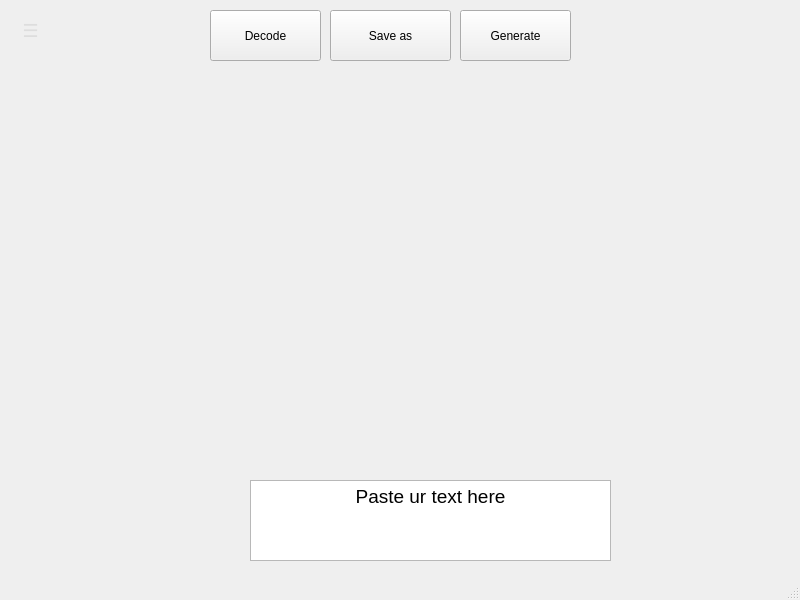
Qt form UI/mainwindow.ui (makss4315/QRGenerator_diploma_) before a commit.
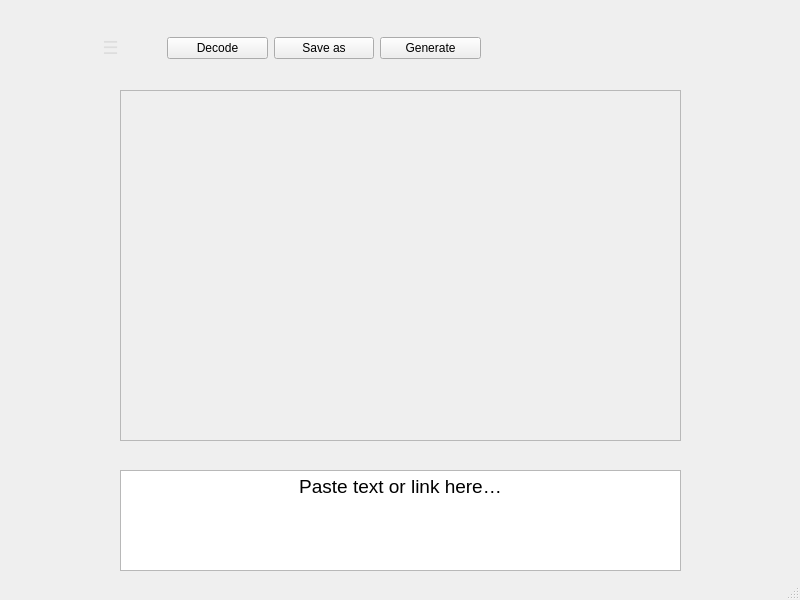
The same form after that commit. Icons and pictures are not drawn.

The edit to the form file:
```diff
--- a/UI/mainwindow.ui
+++ b/UI/mainwindow.ui
@@ -14,78 +14,13 @@
    <string>MainWindow</string>
   </property>
   <widget class="QWidget" name="centralwidget">
-   <widget class="QPushButton" name="saveButton">
-    <property name="geometry">
-     <rect>
-      <x>330</x>
-      <y>10</y>
-      <width>121</width>
-      <height>51</height>
-     </rect>
-    </property>
-    <property name="text">
-     <string>Save as</string>
-    </property>
-   </widget>
-   <widget class="QPushButton" name="generateButton">
-    <property name="geometry">
-     <rect>
-      <x>460</x>
-      <y>10</y>
-      <width>111</width>
-      <height>51</height>
-     </rect>
-    </property>
-    <property name="text">
-     <string>Generate</string>
-    </property>
-   </widget>
-   <widget class="QPushButton" name="menuButton">
-    <property name="geometry">
-     <rect>
-      <x>10</x>
-      <y>10</y>
-      <width>41</width>
-      <height>41</height>
-     </rect>
-    </property>
-    <property name="styleSheet">
-     <string notr="true">QPushButton {
-    background: transparent;
-    border: none;
-    color: #dddddd;
-    font-size: 18px;
-}
-
-QPushButton:hover {
-    background-color: #2a2a2a;
-}
-</string>
-    </property>
-    <property name="text">
-     <string>☰</string>
-    </property>
-   </widget>
-   <widget class="QLabel" name="label">
-    <property name="geometry">
-     <rect>
-      <x>240</x>
-      <y>120</y>
-      <width>391</width>
-      <height>331</height>
-     </rect>
-    </property>
-    <property name="text">
-     <string/>
-    </property>
-   </widget>
    <widget class="QTextEdit" name="textEdit">
     <property name="geometry">
      <rect>
-      <x>250</x>
-      <y>480</y>
-      <width>361</width>
-      <height>81</height>
+      <x>120</x>
+      <y>470</y>
+      <width>561</width>
+      <height>101</height>
      </rect>
     </property>
     <property name="html">
@@ -96,7 +31,8 @@
 li.unchecked::marker { content: &quot;\2610&quot;; }
 li.checked::marker { content: &quot;\2612&quot;; }
 &lt;/style&gt;&lt;/head&gt;&lt;body style=&quot; font-family:'Segoe UI'; font-size:9pt; font-weight:400; font-style:normal;&quot;&gt;
-&lt;p align=&quot;center&quot; style=&quot; margin-top:0px; margin-bottom:0px; margin-left:0px; margin-right:0px; -qt-block-indent:0; text-indent:0px;&quot;&gt;&lt;span style=&quot; font-size:14pt;&quot;&gt;Paste ur text here&lt;/span&gt;&lt;/p&gt;&lt;/body&gt;&lt;/html&gt;</string>
+&lt;p align=&quot;center&quot; style=&quot; margin-top:0px; margin-bottom:0px; margin-left:0px; margin-right:0px; -qt-block-indent:0; text-indent:0px;&quot;&gt;&lt;span style=&quot; font-size:14pt;&quot;&gt;Paste text or link here…&lt;/span&gt;&lt;/p&gt;
+&lt;p style=&quot;-qt-paragraph-type:empty; margin-top:0px; margin-bottom:0px; margin-left:0px; margin-right:0px; -qt-block-indent:0; text-indent:0px;&quot;&gt;&lt;br /&gt;&lt;/p&gt;&lt;/body&gt;&lt;/html&gt;</string>
     </property>
    </widget>
    <widget class="QFrame" name="sideBar">
@@ -182,18 +118,99 @@
      </layout>
     </widget>
    </widget>
-   <widget class="QPushButton" name="decodeButton">
+   <widget class="QWidget" name="topBar" native="true">
     <property name="geometry">
      <rect>
-      <x>210</x>
-      <y>10</y>
-      <width>111</width>
-      <height>51</height>
+      <x>60</x>
+      <y>20</y>
+      <width>421</width>
+      <height>56</height>
      </rect>
     </property>
-    <property name="text">
-     <string>Decode</string>
+    <property name="minimumSize">
+     <size>
+      <width>56</width>
+      <height>56</height>
+     </size>
     </property>
+    <layout class="QHBoxLayout" name="horizontalLayout">
+     <item>
+      <widget class="QPushButton" name="menuButton">
+       <property name="styleSheet">
+        <string notr="true">QPushButton {
+    background: transparent;
+    border: none;
+    color: #dddddd;
+    font-size: 18px;
+}
+
+QPushButton:hover {
+    background-color: #2a2a2a;
+}
+</string>
+       </property>
+       <property name="text">
+        <string>☰</string>
+       </property>
+       <property name="flat">
+        <bool>true</bool>
+       </property>
+      </widget>
+     </item>
+     <item>
+      <widget class="QPushButton" name="decodeButton">
+       <property name="text">
+        <string>Decode</string>
+       </property>
+      </widget>
+     </item>
+     <item>
+      <widget class="QPushButton" name="saveButton">
+       <property name="text">
+        <string>Save as</string>
+       </property>
+      </widget>
+     </item>
+     <item>
+      <widget class="QPushButton" name="generateButton">
+       <property name="text">
+        <string>Generate</string>
+       </property>
+      </widget>
+     </item>
+    </layout>
+   </widget>
+   <widget class="QFrame" name="qrFrame">
+    <property name="geometry">
+     <rect>
+      <x>120</x>
+      <y>90</y>
+      <width>561</width>
+      <height>351</height>
+     </rect>
+    </property>
+    <property name="frameShape">
+     <enum>QFrame::Shape::StyledPanel</enum>
+    </property>
+    <property name="frameShadow">
+     <enum>QFrame::Shadow::Raised</enum>
+    </property>
+    <widget class="QLabel" name="label">
+     <property name="geometry">
+      <rect>
+       <x>90</x>
+       <y>10</y>
+       <width>391</width>
+       <height>331</height>
+      </rect>
+     </property>
+     <property name="text">
+      <string/>
+     </property>
+     <property name="alignment">
+      <set>Qt::AlignmentFlag::AlignCenter</set>
+     </property>
+    </widget>
    </widget>
   </widget>
   <widget class="QStatusBar" name="statusbar"/>
```
Left out of the diff: 2 changed lines with no effect on the pictures.
